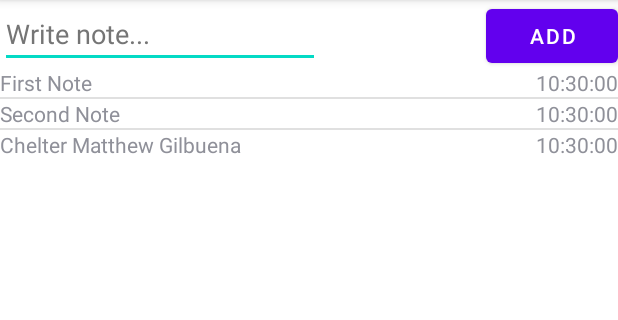
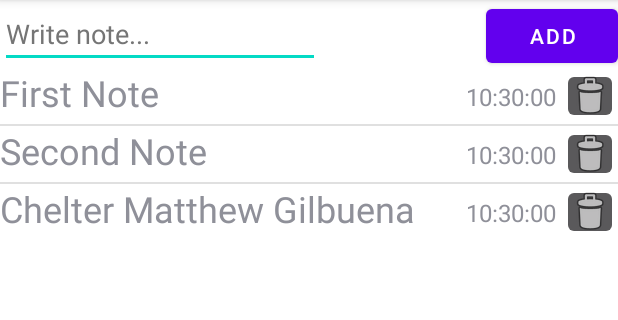
Before and after one commit to cm6322/NotesGilbuena, an Android app: the screen it shows after launch (MainActivity), on a phone screen of 412 x 824 dp, the part 84-404 px from its top. Run offline under Robolectric (Android 15) with nearby library versions, the phone set to English and light mode, and no system bars.

```diff
--- a/app/src/main/java/com/example/notesgilbuena/MainActivity.java
+++ b/app/src/main/java/com/example/notesgilbuena/MainActivity.java
@@ -1,6 +1,7 @@
 package com.example.notesgilbuena;
 
 import androidx.appcompat.app.AppCompatActivity;
+import androidx.fragment.app.DialogFragment;
 
 import android.os.Bundle;
 import android.util.Log;
@@ -15,7 +16,7 @@ import android.widget.Toast;
 import java.security.Key;
 import java.util.ArrayList;
 
-public class MainActivity extends AppCompatActivity {
+public class MainActivity extends AppCompatActivity implements EditNoteDialogFragment.EditNoteDialogListener {
     ArrayList<Note> notes;
     NotesAdapter notes_adapter;
     @Override
@@ -67,9 +68,19 @@ public class MainActivity extends AppCompatActivity {
         notes.add(new Note("Second Note"));
 
         notes_adapter =
-                new NotesAdapter(getBaseContext(), R.layout.note_layout, notes);
+                new NotesAdapter(getBaseContext(), R.layout.note_layout, notes, getSupportFragmentManager());
         lvList.setAdapter(notes_adapter);
 
         notes.add(new Note("Chelter Matthew Gilbuena"));
     }
+
+    @Override
+    public void onEditListenerMethod(DialogFragment dialog) {
+        notes_adapter.onEditListenerMethod(dialog);
+    }
+
+    @Override
+    public void onCancelListenerMethod(DialogFragment dialog) {
+        notes_adapter.onCancelListenerMethod(dialog);
+    }
 }
--- a/app/src/main/java/com/example/notesgilbuena/NotesAdapter.java
+++ b/app/src/main/java/com/example/notesgilbuena/NotesAdapter.java
@@ -5,11 +5,17 @@ import android.view.LayoutInflater;
 import android.view.View;
 import android.view.ViewGroup;
 import android.widget.ArrayAdapter;
+import android.widget.Button;
+import android.widget.EditText;
+import android.widget.ImageButton;
 import android.widget.LinearLayout;
 import android.widget.TextView;
+import android.widget.Toast;
 
 import androidx.annotation.NonNull;
 import androidx.annotation.Nullable;
+import androidx.fragment.app.DialogFragment;
+import androidx.fragment.app.FragmentManager;
 
 import java.text.SimpleDateFormat;
 import java.util.Date;
@@ -17,10 +23,15 @@ import java.util.List;
 
 public class NotesAdapter extends ArrayAdapter<Note> {
     int resource;
+    List<Note> notes;
+    FragmentManager fm;
+    Note current;
 
-    public NotesAdapter(@NonNull Context context, int resource, @NonNull List<Note> objects) {
+    public NotesAdapter(@NonNull Context context, int resource, @NonNull List<Note> objects, FragmentManager fm) {
         super(context, resource, objects);
         this.resource = resource;
+        this.notes = objects;
+        this.fm = fm;
     }
 
     @NonNull
@@ -47,6 +58,38 @@ public class NotesAdapter extends ArrayAdapter<Note> {
         tvNote.setText(act_note);
         tvTime.setText(timeString);
 
+        ImageButton btnDelete = noteView.findViewById(R.id.btnDelete);
+        btnDelete.setImageResource(android.R.drawable.ic_menu_delete);
+        btnDelete.setOnClickListener(new View.OnClickListener() {
+            @Override
+            public void onClick(View view) {
+
+                notes.remove(note);
+                notifyDataSetChanged();
+            }
+        });
+
+        noteView.setOnClickListener(new View.OnClickListener() {
+            @Override
+            public void onClick(View view) {
+                EditNoteDialogFragment dialog = new EditNoteDialogFragment(act_note);
+                dialog.show(fm, "Matthew");
+                current = note;
+            }
+        });
+
         return noteView;
     }
+
+    public void onEditListenerMethod(DialogFragment dialog) {
+        EditText etEdit = dialog.getDialog().findViewById(R.id.etEdit);
+        String new_note = etEdit.getText().toString();
+        current.setNote(new_note);
+        notifyDataSetChanged();
+        current = null;
+    }
+
+    public void onCancelListenerMethod(DialogFragment dialog) {
+        current = null;
+    }
 }
--- a/app/src/main/res/layout/note_layout.xml
+++ b/app/src/main/res/layout/note_layout.xml
@@ -10,6 +10,7 @@
         android:layout_width="wrap_content"
         android:layout_height="wrap_content"
         android:text="TextView"
+        android:textSize="24sp"
         app:layout_constraintStart_toStartOf="parent"
         app:layout_constraintTop_toTopOf="parent" />
 
@@ -17,7 +18,20 @@
         android:id="@+id/tvTime"
         android:layout_width="wrap_content"
         android:layout_height="wrap_content"
+        android:layout_marginTop="8dp"
+        android:layout_marginEnd="4dp"
         android:text="TextView"
+        android:textSize="16sp"
+        app:layout_constraintEnd_toStartOf="@+id/btnDelete"
+        app:layout_constraintTop_toTopOf="parent" />
+
+    <ImageButton
+        android:id="@+id/btnDelete"
+        android:layout_width="37dp"
+        android:layout_height="37dp"
+        android:contentDescription="Delete"
         app:layout_constraintEnd_toEndOf="parent"
-        app:layout_constraintTop_toTopOf="parent" />
+        app:layout_constraintTop_toTopOf="parent"
+        app:srcCompat="@android:drawable/ic_menu_delete"
+        tools:srcCompat="@android:drawable/ic_delete" />
 </androidx.constraintlayout.widget.ConstraintLayout>
```
Also changed, not shown: app/src/main/java/com/example/notesgilbuena/EditNoteDialogFragment.java (added, +67 -0 lines), app/src/main/res/layout/editdialog_layout.xml (added, +14 -0 lines).
